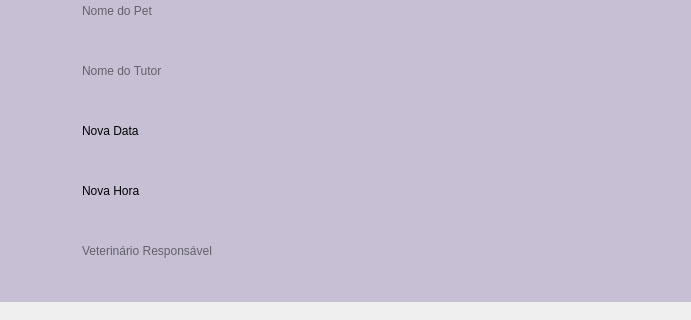
Old version of the form VeterinaryScheduleSystem/remarcacao.ui in the repository brenoafsa/VeterinaryScheduleSystem; both pictures show x 450 to 1141 and y 299 to 619 of the 1302 by 619 pixel window.
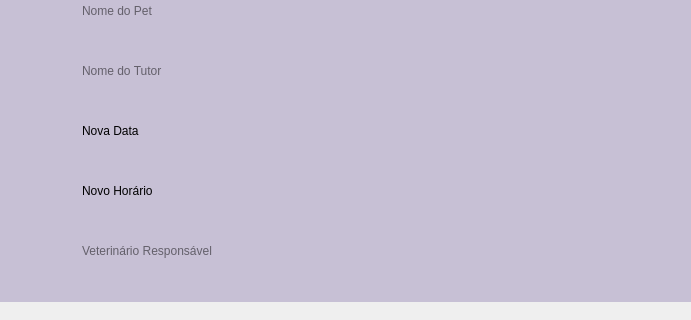
New version of the form.

Commit message: Tela de cadastro do Cliente, correções de nome dos arquivos.

```diff
--- a/VeterinaryScheduleSystem/remarcacao.ui
+++ b/VeterinaryScheduleSystem/remarcacao.ui
@@ -364,7 +364,7 @@
 ; background-color: #ffffff</string>
        </property>
        <property name="text">
-        <string>Nova Hora</string>
+        <string>Novo Horário</string>
        </property>
        <property name="placeholderText">
         <string>Hora</string>
```
Left out of the diff: 26 changed lines with no effect on the pictures. The commit also changes 7 other files.
